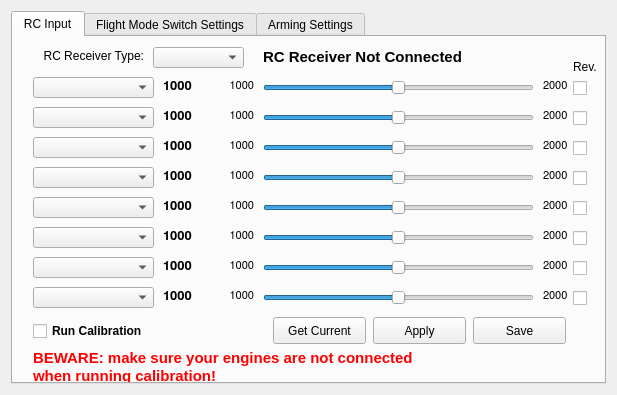
openpilot/OpenPilot, file ground/openpilotgcs/src/plugins/config/input.ui: the form before one commit.
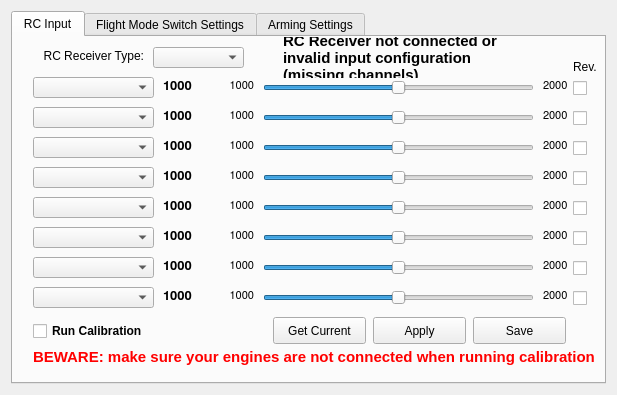
The form after the commit. The open tabs and pages were chosen to show the change.

Commit message: OP-449: Just UI layout to make longer message fit

Patch:
```diff
--- a/ground/openpilotgcs/src/plugins/config/input.ui
+++ b/ground/openpilotgcs/src/plugins/config/input.ui
@@ -919,10 +919,10 @@
       <widget class="QLabel" name="RCInputConnected">
        <property name="geometry">
         <rect>
-         <x>250</x>
-         <y>10</y>
-         <width>311</width>
-         <height>20</height>
+         <x>270</x>
+         <y>0</y>
+         <width>251</width>
+         <height>41</height>
         </rect>
        </property>
        <property name="font">
@@ -936,7 +936,10 @@
         <string>Indicates whether OpenPilot is getting a signal from the RC receiver.</string>
        </property>
        <property name="text">
-        <string>RC Receiver Not Connected</string>
+        <string>RC Receiver not connected or invalid input configuration (missing channels)</string>
+       </property>
+       <property name="wordWrap">
+        <bool>true</bool>
        </property>
       </widget>
       <widget class="QComboBox" name="receiverType">
@@ -976,17 +979,16 @@
         <rect>
          <x>20</x>
          <y>310</y>
-         <width>531</width>
-         <height>41</height>
+         <width>561</width>
+         <height>21</height>
         </rect>
        </property>
        <property name="text">
         <string>&lt;!DOCTYPE HTML PUBLIC &quot;-//W3C//DTD HTML 4.0//EN&quot; &quot;http://www.w3.org/TR/REC-html40/strict.dtd&quot;&gt;
 &lt;html&gt;&lt;head&gt;&lt;meta name=&quot;qrichtext&quot; content=&quot;1&quot; /&gt;&lt;style type=&quot;text/css&quot;&gt;
 p, li { white-space: pre-wrap; }
-&lt;/style&gt;&lt;/head&gt;&lt;body style=&quot; font-family:'Ubuntu'; font-size:11pt; font-weight:400; font-style:normal;&quot;&gt;
-&lt;p style=&quot; margin-top:0px; margin-bottom:0px; margin-left:0px; margin-right:0px; -qt-block-indent:0; text-indent:0px;&quot;&gt;&lt;span style=&quot; font-weight:600; color:#ff0000;&quot;&gt;BEWARE: make sure your engines are not connected&lt;/span&gt;&lt;/p&gt;
-&lt;p style=&quot; margin-top:0px; margin-bottom:0px; margin-left:0px; margin-right:0px; -qt-block-indent:0; text-indent:0px;&quot;&gt;&lt;span style=&quot; font-weight:600; color:#ff0000;&quot;&gt;when running calibration!&lt;/span&gt;&lt;/p&gt;&lt;/body&gt;&lt;/html&gt;</string>
+&lt;/style&gt;&lt;/head&gt;&lt;body style=&quot; font-family:'Lucida Grande'; font-size:13pt; font-weight:400; font-style:normal;&quot;&gt;
+&lt;p style=&quot; margin-top:0px; margin-bottom:0px; margin-left:0px; margin-right:0px; -qt-block-indent:0; text-indent:0px;&quot;&gt;&lt;span style=&quot; font-family:'Ubuntu'; font-size:11pt; font-weight:600; color:#ff0000;&quot;&gt;BEWARE: make sure your engines are not connected when running calibration!&lt;/span&gt;&lt;/p&gt;&lt;/body&gt;&lt;/html&gt;</string>
        </property>
       </widget>
       <widget class="QSlider" name="inSlider0">
```
Left out of the diff: 2 changed lines with no effect on the pictures.
